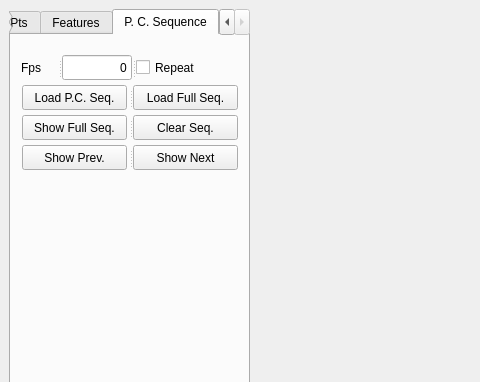
Before: the Qt Designer form src/PclViewer.ui in CansenJIANG/MotionSegmentation3D, drawn with Qt 5; both pictures show x 0 to 480 and y 0 to 382 of the 1026 by 974 pixel window.
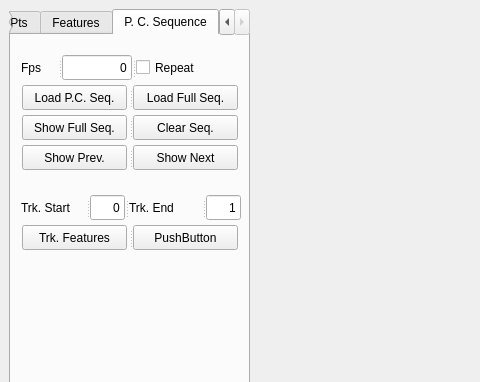
After: the same form once the commit is applied. Custom widgets are drawn as their Qt base class.

Commit message: Starting Feature Tracking 3D

What changed in the file:
```diff
--- a/src/PclViewer.ui
+++ b/src/PclViewer.ui
@@ -4081,6 +4081,146 @@
           </property>
          </widget>
         </widget>
+        <widget class="QSplitter" name="splitter_50">
+         <property name="geometry">
+          <rect>
+           <x>10</x>
+           <y>160</y>
+           <width>220</width>
+           <height>25</height>
+          </rect>
+         </property>
+         <property name="minimumSize">
+          <size>
+           <width>220</width>
+           <height>25</height>
+          </size>
+         </property>
+         <property name="maximumSize">
+          <size>
+           <width>16777215</width>
+           <height>25</height>
+          </size>
+         </property>
+         <property name="orientation">
+          <enum>Qt::Horizontal</enum>
+         </property>
+         <widget class="QLabel" name="label_4">
+          <property name="minimumSize">
+           <size>
+            <width>65</width>
+            <height>25</height>
+           </size>
+          </property>
+          <property name="maximumSize">
+           <size>
+            <width>65</width>
+            <height>25</height>
+           </size>
+          </property>
+          <property name="text">
+           <string>Trk. Start</string>
+          </property>
+         </widget>
+         <widget class="QLineEdit" name="lineEdit_2">
+          <property name="minimumSize">
+           <size>
+            <width>35</width>
+            <height>25</height>
+           </size>
+          </property>
+          <property name="maximumSize">
+           <size>
+            <width>35</width>
+            <height>25</height>
+           </size>
+          </property>
+          <property name="text">
+           <string>0</string>
+          </property>
+          <property name="alignment">
+           <set>Qt::AlignRight|Qt::AlignTrailing|Qt::AlignVCenter</set>
+          </property>
+         </widget>
+         <widget class="QLabel" name="label_5">
+          <property name="text">
+           <string>Trk. End</string>
+          </property>
+         </widget>
+         <widget class="QLineEdit" name="lineEdit_3">
+          <property name="minimumSize">
+           <size>
+            <width>35</width>
+            <height>25</height>
+           </size>
+          </property>
+          <property name="maximumSize">
+           <size>
+            <width>35</width>
+            <height>25</height>
+           </size>
+          </property>
+          <property name="text">
+           <string>1</string>
+          </property>
+          <property name="alignment">
+           <set>Qt::AlignRight|Qt::AlignTrailing|Qt::AlignVCenter</set>
+          </property>
+         </widget>
+        </widget>
+        <widget class="QSplitter" name="splitter_51">
+         <property name="geometry">
+          <rect>
+           <x>10</x>
+           <y>190</y>
+           <width>220</width>
+           <height>25</height>
+          </rect>
+         </property>
+         <property name="minimumSize">
+          <size>
+           <width>220</width>
+           <height>25</height>
+          </size>
+         </property>
+         <property name="orientation">
+          <enum>Qt::Horizontal</enum>
+         </property>
+         <widget class="QPushButton" name="pushButton">
+          <property name="maximumSize">
+           <size>
+            <width>105</width>
+            <height>25</height>
+           </size>
+          </property>
+          <property name="sizeIncrement">
+           <size>
+            <width>105</width>
+            <height>25</height>
+           </size>
+          </property>
+          <property name="text">
+           <string>Trk. Features</string>
+          </property>
+         </widget>
+         <widget class="QPushButton" name="pushButton_2">
+          <property name="minimumSize">
+           <size>
+            <width>105</width>
+            <height>25</height>
+           </size>
+          </property>
+          <property name="maximumSize">
+           <size>
+            <width>105</width>
+            <height>25</height>
+           </size>
+          </property>
+          <property name="text">
+           <string>PushButton</string>
+          </property>
+         </widget>
+        </widget>
        </widget>
       </widget>
       <widget class="QSplitter" name="splitter_8">
```
The commit also changes 1 other file.
